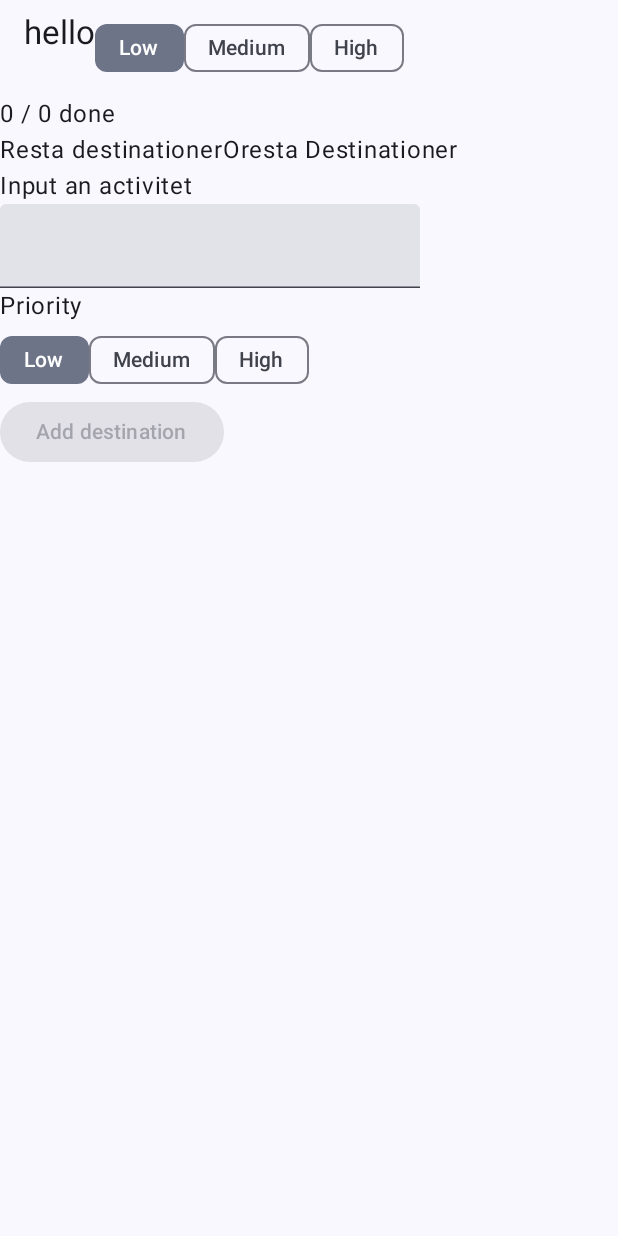
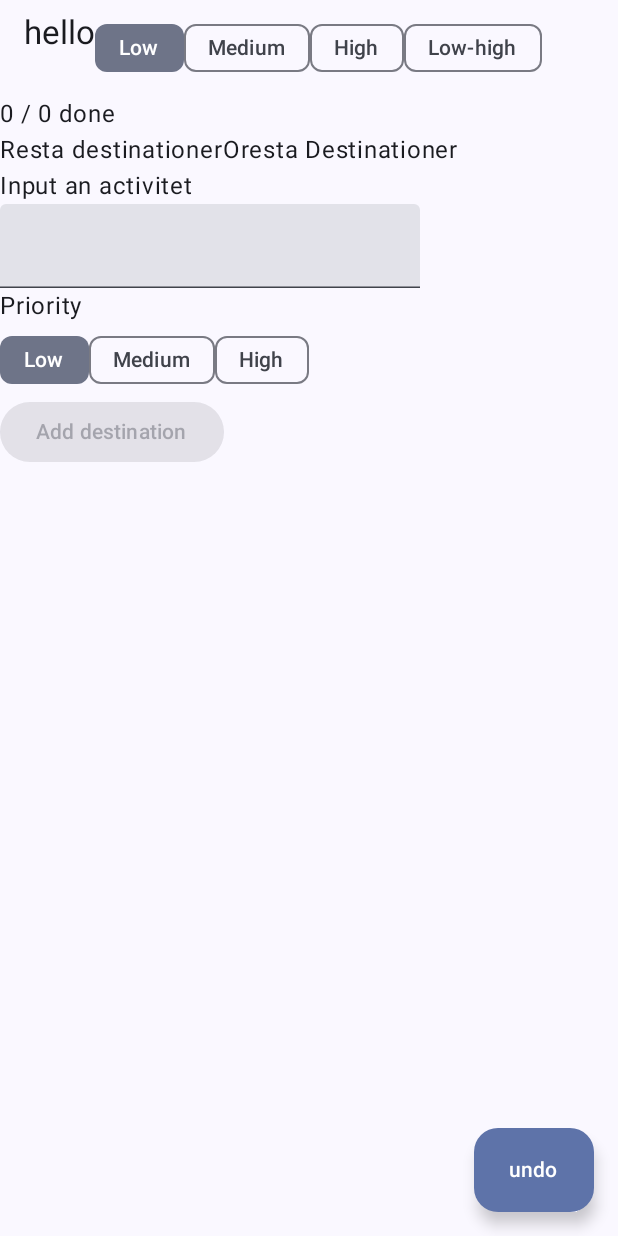
Before and after one commit to lenaappelberg/Resplanen, an Android app built with Jetpack Compose: the screen it shows after launch (MainActivity), on a phone screen of 412 x 824 dp. Run offline under Robolectric (Android 15) with nearby library versions, the phone set to English and light mode, and no system bars.

Commit message:
init undoremove button ui

```diff
--- a/app/src/main/java/com/example/resplanen/MainActivity.kt
+++ b/app/src/main/java/com/example/resplanen/MainActivity.kt
@@ -17,8 +17,11 @@ import androidx.compose.material3.Button
 import androidx.compose.material3.Card
 import androidx.compose.material3.Checkbox
 import androidx.compose.material3.ExperimentalMaterial3Api
+import androidx.compose.material3.ExtendedFloatingActionButton
 import androidx.compose.material3.FilterChip
 import androidx.compose.material3.Scaffold
+import androidx.compose.material3.SnackbarHost
+import androidx.compose.material3.SnackbarHostState
 import androidx.compose.material3.Text
 import androidx.compose.material3.TextField
 import androidx.compose.material3.TopAppBar
@@ -26,6 +29,7 @@ import androidx.compose.runtime.Composable
 import androidx.compose.runtime.getValue
 import androidx.compose.runtime.mutableStateOf
 import androidx.compose.runtime.remember
+import androidx.compose.runtime.rememberCoroutineScope
 import androidx.compose.runtime.setValue
 import androidx.compose.ui.Modifier
 import androidx.compose.ui.tooling.preview.Preview
@@ -41,10 +45,19 @@ class MainActivity : ComponentActivity() {
         enableEdgeToEdge()
         setContent {
             ResplanenTheme {
+                val snackbarHostState = remember { SnackbarHostState() }
+                val scope = rememberCoroutineScope()
+                Scaffold(modifier = Modifier.fillMaxSize(),snackbarHost = {
+                    SnackbarHost(snackbarHostState)
+                },
+                    topBar = { TopAppBar({ Title("hello") }) },floatingActionButton = { ExtendedFloatingActionButton(onClick = {}, content = {
+                        Text(text = "undo")
+                    }) })
+                { innerPadding ->
 
-                Scaffold(modifier = Modifier.fillMaxSize(), topBar = { TopAppBar({ Title("hello") }) })
-                { innerPadding ->
                     TopAppBar({ Title("hello") })
+
+
                     Column(modifier = Modifier.padding(innerPadding)) {
                         Statisticrow()
                         Listofcards(
@@ -75,10 +88,11 @@ fun Title(text:String,viewmodel: ResplanenViewmodel=viewModel()){
             }
         }
         //Searchbar
-//        FilterChip(selected =state.sortByTitle,
-//            onClick = {viewmodel.toggleSort()},
-//            label = {Text("Low-high")})
+        FilterChip(selected =state.sortByTitle,
+            onClick = {viewmodel.toggleSort()},
+            label = {Text("Low-high")})
                 }
+    //undoremove button
 
 }
 @Composable
@@ -161,3 +175,6 @@ fun searchbar(){
     TextField(value="", onValueChange = {})
     Button(onClick = {}) { }
 }
+@Composable fun undoremovebutton(){
+Button(onClick = {}) {Text(text = "undoremove") }
+}
--- a/gradle/libs.versions.toml
+++ b/gradle/libs.versions.toml
@@ -1,5 +1,5 @@
 [versions]
-agp = "9.5.1"
+agp = "9.5.2"
 coreKtx = "1.19.1"
 junit = "4.13.2"
 junitVersion = "1.3.0"
```
Also changed, not shown: app/src/main/java/com/example/resplanen/ResplanenViewmodel.kt (+11 -0 lines).
